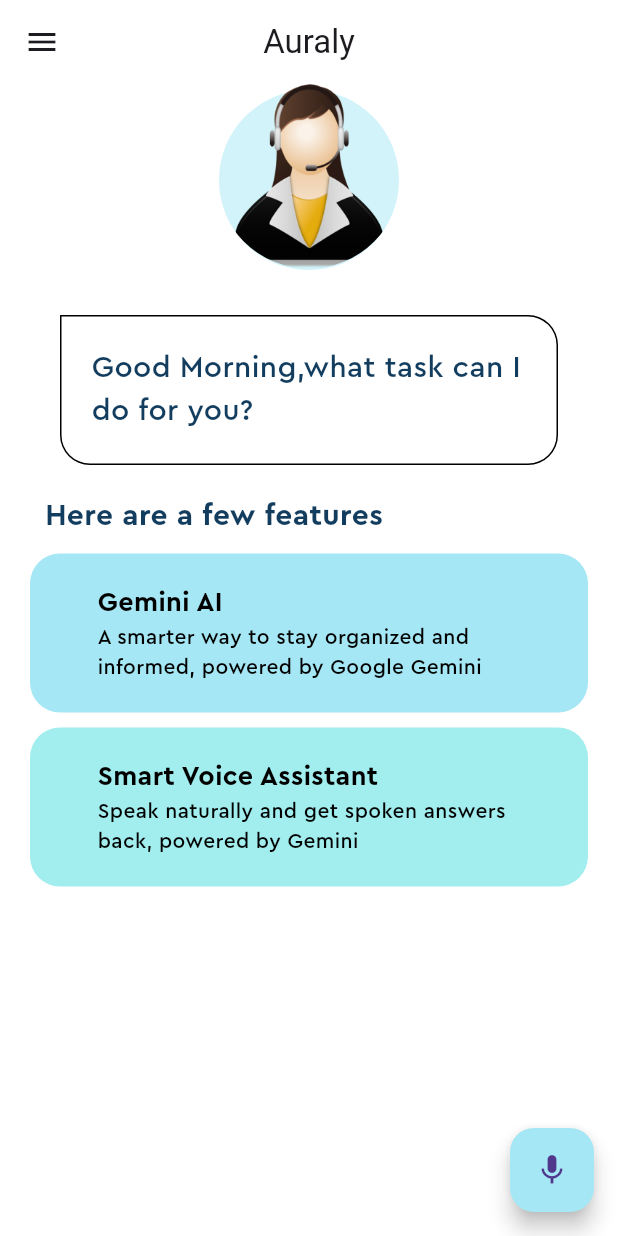
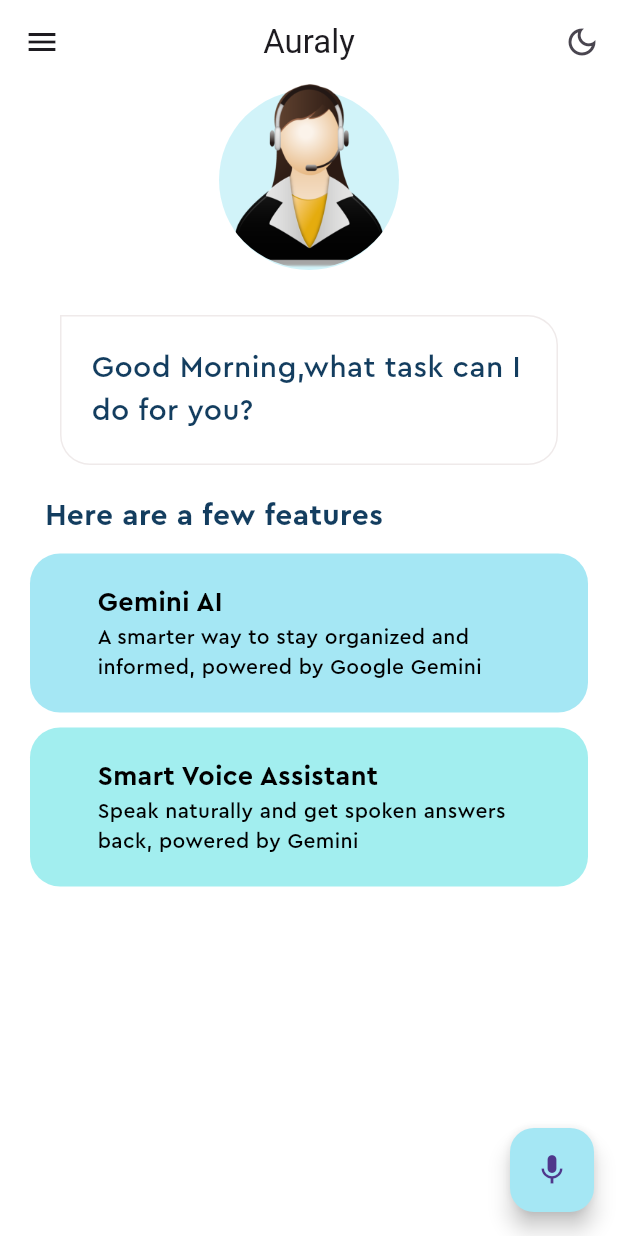
Before and after one commit to Amna-Liaqat-Ali/Voice-Assitant-App, a Flutter app: the screen it shows after launch, on a phone screen of 412 x 824 dp. Run offline on Flutter 3.47's test engine with Material 3 defaults, Android fonts, the light colour scheme and no system bars; our stand-ins replace flutter_tts, shared_preferences, speech_to_text.

Commit message:
Added dark mode with a persisted theme toggle

```diff
--- a/lib/HomePage.dart
+++ b/lib/HomePage.dart
@@ -10,7 +10,14 @@ import 'package:voice_assistant/gemini_service.dart';
 import 'package:voice_assistant/pallete.dart';
 
 class Homepage extends StatefulWidget {
-  const Homepage({super.key});
+  final VoidCallback onToggleTheme;
+  final ThemeMode themeMode;
+
+  const Homepage({
+    super.key,
+    required this.onToggleTheme,
+    required this.themeMode,
+  });
 
   @override
   State<Homepage> createState() => _HomepageState();
@@ -130,6 +137,15 @@ class _HomepageState extends State<Homepage> {
               tooltip: 'Clear chat',
               onPressed: clearChatHistory,
             ),
+          IconButton(
+            icon: Icon(
+              widget.themeMode == ThemeMode.dark
+                  ? Icons.light_mode_outlined
+                  : Icons.dark_mode_outlined,
+            ),
+            tooltip: 'Toggle theme',
+            onPressed: widget.onToggleTheme,
+          ),
         ],
       ),
       body: SingleChildScrollView(
@@ -171,8 +187,8 @@ class _HomepageState extends State<Homepage> {
                     horizontal: 40,
                   ).copyWith(top: 30),
                   decoration: BoxDecoration(
-                    border: Border.all(),
-                    color: Pallete.whiteColor,
+                    border: Border.all(color: Pallete.border(context)),
+                    color: Pallete.surface(context),
                     borderRadius: BorderRadius.circular(
                       20,
                     ).copyWith(topLeft: Radius.zero),
@@ -182,7 +198,7 @@ class _HomepageState extends State<Homepage> {
                     child: Text(
                       "Good Morning,what task can I do for you?",
                       style: TextStyle(
-                        color: Pallete.mainFontColor,
+                        color: Pallete.fontColor(context),
                         fontSize: 20,
                         fontFamily: 'Cera Pro',
                       ),
@@ -215,7 +231,7 @@ class _HomepageState extends State<Homepage> {
                   style: TextStyle(
                     fontFamily: 'Cera Pro',
                     fontSize: 20,
-                    color: Pallete.mainFontColor,
+                    color: Pallete.fontColor(context),
                     fontWeight: FontWeight.bold,
                   ),
                 ),
@@ -296,7 +312,7 @@ class _HomepageState extends State<Homepage> {
               ? SizedBox(
                   width: 24,
                   height: 24,
-                  child: CircularProgressIndicator(
+                  child: const CircularProgressIndicator(
                     strokeWidth: 2.5,
                     color: Pallete.mainFontColor,
                   ),
@@ -325,8 +341,10 @@ class _ChatBubble extends StatelessWidget {
         margin: const EdgeInsets.only(bottom: 10),
         padding: const EdgeInsets.symmetric(horizontal: 16, vertical: 10),
         decoration: BoxDecoration(
-          color: isUser ? Pallete.firstSuggestionBoxColor : Pallete.whiteColor,
-          border: isUser ? null : Border.all(color: Pallete.borderColor),
+          color: isUser
+              ? Pallete.firstSuggestionBoxColor
+              : Pallete.surface(context),
+          border: isUser ? null : Border.all(color: Pallete.border(context)),
           borderRadius: BorderRadius.circular(18).copyWith(
             topLeft: isUser ? null : Radius.zero,
             topRight: isUser ? Radius.zero : null,
@@ -335,7 +353,7 @@ class _ChatBubble extends StatelessWidget {
         child: Text(
           message.text,
           style: TextStyle(
-            color: Pallete.mainFontColor,
+            color: isUser ? Pallete.mainFontColor : Pallete.fontColor(context),
             fontSize: 16,
             fontFamily: 'Cera Pro',
           ),
@@ -356,8 +374,8 @@ class _ThinkingBubble extends StatelessWidget {
         margin: const EdgeInsets.only(bottom: 10),
         padding: const EdgeInsets.symmetric(horizontal: 16, vertical: 12),
         decoration: BoxDecoration(
-          color: Pallete.whiteColor,
-          border: Border.all(color: Pallete.borderColor),
+          color: Pallete.surface(context),
+          border: Border.all(color: Pallete.border(context)),
           borderRadius: BorderRadius.circular(18).copyWith(topLeft: Radius.zero),
         ),
         child: SizedBox(
@@ -365,7 +383,7 @@ class _ThinkingBubble extends StatelessWidget {
           height: 12,
           child: CircularProgressIndicator(
             strokeWidth: 2,
-            color: Pallete.mainFontColor,
+            color: Pallete.fontColor(context),
           ),
         ),
       ),
--- a/lib/main.dart
+++ b/lib/main.dart
@@ -1,4 +1,5 @@
 import 'package:flutter/material.dart';
+import 'package:shared_preferences/shared_preferences.dart';
 import 'package:voice_assistant/HomePage.dart';
 import 'package:voice_assistant/pallete.dart';
 
@@ -6,21 +7,51 @@ void main() {
   runApp(const MyApp());
 }
 
-class MyApp extends StatelessWidget {
+class MyApp extends StatefulWidget {
   const MyApp({super.key});
 
-  // This widget is the root of your application.
+  @override
+  State<MyApp> createState() => _MyAppState();
+}
+
+class _MyAppState extends State<MyApp> {
+  static const _themeModeKey = 'theme_mode';
+  ThemeMode themeMode = ThemeMode.light;
+
+  @override
+  void initState() {
+    super.initState();
+    _loadThemeMode();
+  }
+
+  Future<void> _loadThemeMode() async {
+    final prefs = await SharedPreferences.getInstance();
+    final isDark = prefs.getBool(_themeModeKey) ?? false;
+    setState(() => themeMode = isDark ? ThemeMode.dark : ThemeMode.light);
+  }
+
+  Future<void> toggleThemeMode() async {
+    final isDark = themeMode == ThemeMode.dark;
+    setState(() => themeMode = isDark ? ThemeMode.light : ThemeMode.dark);
+    final prefs = await SharedPreferences.getInstance();
+    await prefs.setBool(_themeModeKey, !isDark);
+  }
+
   @override
   Widget build(BuildContext context) {
     return MaterialApp(
       debugShowCheckedModeBanner: false,
       title: 'Auraly',
+      themeMode: themeMode,
       theme: ThemeData.light(useMaterial3: true).copyWith(
         scaffoldBackgroundColor: Pallete.whiteColor,
         appBarTheme: AppBarTheme(backgroundColor: Pallete.whiteColor),
       ),
-
-      home: Homepage(),
+      darkTheme: ThemeData.dark(useMaterial3: true).copyWith(
+        scaffoldBackgroundColor: Pallete.darkBackgroundColor,
+        appBarTheme: AppBarTheme(backgroundColor: Pallete.darkBackgroundColor),
+      ),
+      home: Homepage(onToggleTheme: toggleThemeMode, themeMode: themeMode),
     );
   }
 }
--- a/lib/pallete.dart
+++ b/lib/pallete.dart
@@ -14,4 +14,28 @@ class Pallete {
   static const Color borderColor = Color.fromRGBO(239, 234, 234, 1.0);
   static const Color blackColor = Colors.black;
   static const Color whiteColor = Colors.white;
+
+  //dark theme variants
+  static const Color darkBackgroundColor = Color.fromRGBO(18, 22, 28, 1);
+  static const Color darkSurfaceColor = Color.fromRGBO(30, 35, 43, 1);
+  static const Color darkFontColor = Color.fromRGBO(224, 235, 245, 1);
+  static const Color darkBorderColor = Color.fromRGBO(55, 61, 70, 1);
+
+  static bool isDark(BuildContext context) =>
+      Theme.of(context).brightness == Brightness.dark;
+
+  //page background
+  static Color background(BuildContext context) =>
+      isDark(context) ? darkBackgroundColor : whiteColor;
+
+  //cards, bubbles, containers sitting on top of the background
+  static Color surface(BuildContext context) =>
+      isDark(context) ? darkSurfaceColor : whiteColor;
+
+  //primary readable text color
+  static Color fontColor(BuildContext context) =>
+      isDark(context) ? darkFontColor : mainFontColor;
+
+  static Color border(BuildContext context) =>
+      isDark(context) ? darkBorderColor : borderColor;
 }
```
